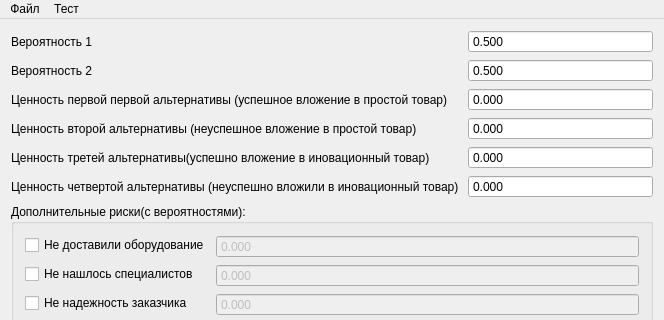
First picture: the form in mainwindow.ui, repository goodluckcompany/tprNew, before the edit; both pictures show x 0 to 664 and y 0 to 320 of the 664 by 506 pixel window.
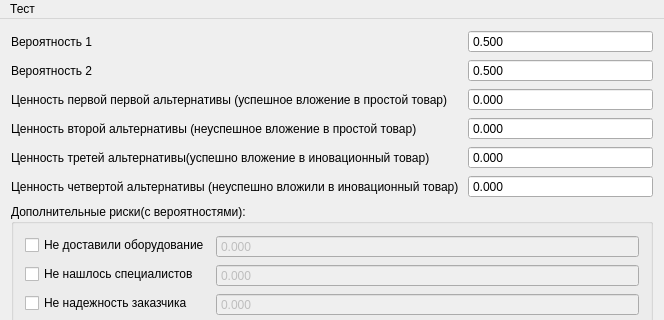
Second picture: the form after the edit.

```diff
--- a/mainwindow.ui
+++ b/mainwindow.ui
@@ -305,11 +305,6 @@
      <height>21</height>
     </rect>
    </property>
-   <widget class="QMenu" name="file">
-    <property name="title">
-     <string>Файл</string>
-    </property>
-   </widget>
    <widget class="QMenu" name="test">
     <property name="title">
      <string>Тест</string>
@@ -318,7 +313,6 @@
     <addaction name="startTest2"/>
     <addaction name="startTest3"/>
    </widget>
-   <addaction name="file"/>
    <addaction name="test"/>
   </widget>
   <widget class="QStatusBar" name="statusBar"/>
```
